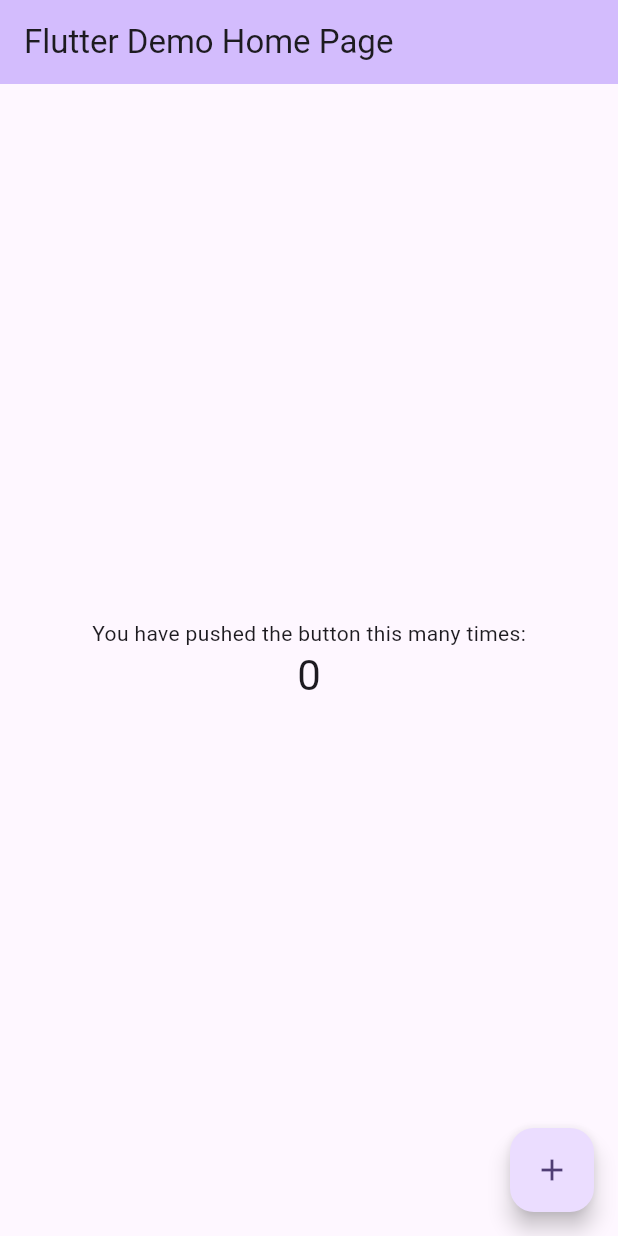
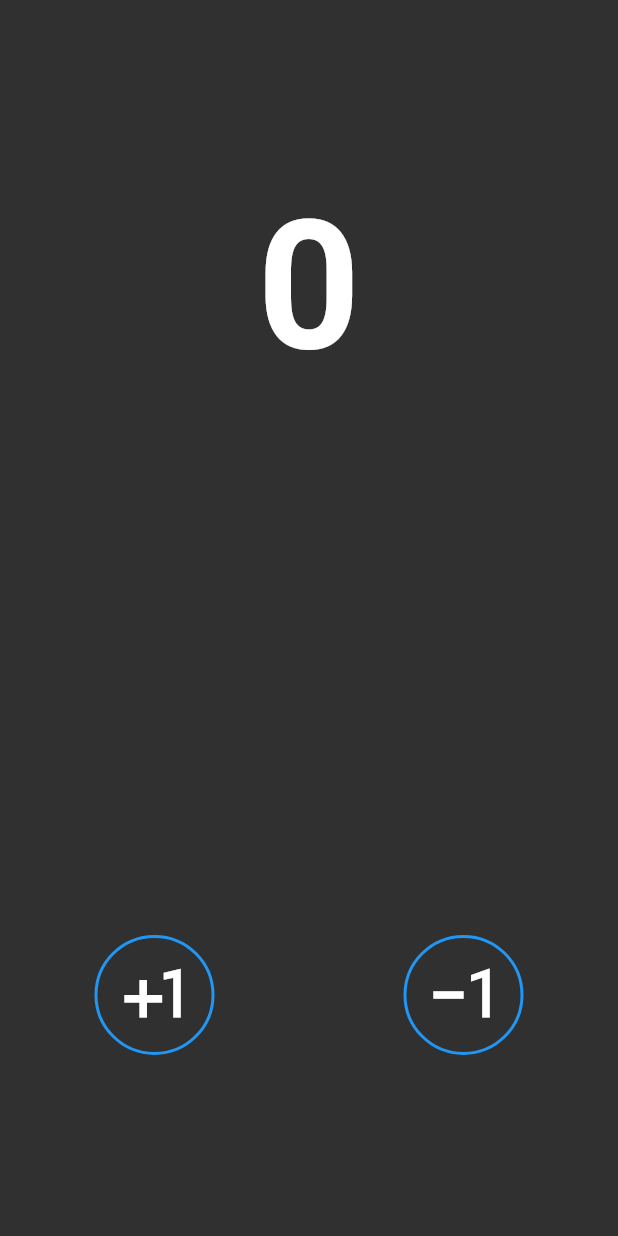
Before and after one commit to MinaVictor1/Features, a Flutter app: the screen it shows after launch, on a phone screen of 412 x 824 dp. Run offline on Flutter 3.47's test engine with Material 2 defaults, Android fonts, the phone set to English and light mode, and no system bars; our stand-ins replace bloc, flutter_bloc.

Commit message:
finished app

```diff
--- /dev/null
+++ b/counter_app/lib/View/Screens/homepage.dart
@@ -0,0 +1,13 @@
+import 'package:counter_app/View/Screens/homepagebody.dart';
+import 'package:flutter/material.dart';
+
+class HomePage extends StatelessWidget {
+  const HomePage({super.key});
+
+  @override
+  Widget build(BuildContext context) {
+    return const Scaffold(
+      body: SafeArea(child: HomePageBody()),
+    );
+  }
+}
--- /dev/null
+++ b/counter_app/lib/View/Screens/homepagebody.dart
@@ -0,0 +1,44 @@
+import 'package:counter_app/View/Widgets/customButton.dart';
+import 'package:counter_app/bloc/counter/counter_cubit.dart';
+import 'package:flutter/material.dart';
+import 'package:flutter_bloc/flutter_bloc.dart';
+
+class HomePageBody extends StatelessWidget {
+  const HomePageBody({super.key});
+
+  @override
+  Widget build(BuildContext context) {
+    final CounterCubit cubit = CounterCubit.get(context);
+    return Column(
+      mainAxisAlignment: MainAxisAlignment.spaceEvenly,
+      children: [
+        BlocBuilder<CounterCubit, CounterState>(
+          builder: (context, state) {
+            // Retrieve the cubit using context
+            return Text(
+              cubit.counter.toString(),
+              style:
+                  const TextStyle(fontSize: 120, fontWeight: FontWeight.bold),
+            );
+          },
+        ),
+        const SizedBox(
+          height: 120,
+        ),
+        Row(
+          mainAxisAlignment: MainAxisAlignment.spaceAround,
+          children: [
+            CustomButton(
+              iconData: Icons.plus_one,
+              onPressed: cubit.increase,
+            ),
+            CustomButton(
+              iconData: Icons.exposure_minus_1,
+              onPressed: cubit.decrease,
+            ),
+          ],
+        )
+      ],
+    );
+  }
+}
--- /dev/null
+++ b/counter_app/lib/View/Widgets/customButton.dart
@@ -0,0 +1,35 @@
+import 'package:flutter/material.dart';
+
+class CustomButton extends StatelessWidget {
+  final IconData iconData; // Icon parameter
+
+  const CustomButton({
+    Key? key,
+    required this.iconData,
+    required this.onPressed,
+  }) : super(key: key);
+
+  final void Function() onPressed;
+
+  @override
+  Widget build(BuildContext context) {
+    return Container(
+      width: 80,
+      height: 80,
+      decoration: BoxDecoration(
+        shape: BoxShape.circle,
+        border: Border.all(
+          color: Colors.blue,
+          width: 2,
+        ),
+      ),
+      child: IconButton(
+        onPressed: onPressed, // Call the onPressed function here
+        icon: Icon(
+          iconData,
+          size: 60,
+        ),
+      ),
+    );
+  }
+}
--- /dev/null
+++ b/counter_app/lib/bloc/counter/counter_cubit.dart
@@ -0,0 +1,22 @@
+import 'package:bloc/bloc.dart';
+import 'package:flutter_bloc/flutter_bloc.dart';
+import 'package:meta/meta.dart';
+
+part 'counter_state.dart';
+
+class CounterCubit extends Cubit<CounterState> {
+  CounterCubit() : super(CounterInitial());
+
+  int counter = 0;
+  static get(context) => BlocProvider.of<CounterCubit>(context);
+
+  void increase() {
+    counter += 1;
+    emit(CounterIncrease());
+  }
+
+  void decrease() {
+    counter -= 1;
+    emit(CounterDecrease());
+  }
+}
--- /dev/null
+++ b/counter_app/lib/bloc/counter/counter_state.dart
@@ -0,0 +1,10 @@
+part of 'counter_cubit.dart';
+
+@immutable
+sealed class CounterState {}
+
+final class CounterInitial extends CounterState {}
+
+final class CounterIncrease extends CounterState {}
+
+final class CounterDecrease extends CounterState {}
--- a/counter_app/lib/main.dart
+++ b/counter_app/lib/main.dart
@@ -1,125 +1,24 @@
+import 'package:counter_app/View/Screens/homepage.dart';
+import 'package:counter_app/bloc/counter/counter_cubit.dart';
 import 'package:flutter/material.dart';
+import 'package:flutter_bloc/flutter_bloc.dart';
 
 void main() {
-  runApp(const MyApp());
+  runApp(const CounterApp());
 }
 
-class MyApp extends StatelessWidget {
-  const MyApp({super.key});
+class CounterApp extends StatelessWidget {
+  const CounterApp({super.key});
 
-  // This widget is the root of your application.
   @override
   Widget build(BuildContext context) {
-    return MaterialApp(
-      title: 'Flutter Demo',
-      theme: ThemeData(
-        // This is the theme of your application.
-        //
-        // TRY THIS: Try running your application with "flutter run". You'll see
-        // the application has a blue toolbar. Then, without quitting the app,
-        // try changing the seedColor in the colorScheme below to Colors.green
-        // and then invoke "hot reload" (save your changes or press the "hot
-        // reload" button in a Flutter-supported IDE, or press "r" if you used
-        // the command line to start the app).
-        //
-        // Notice that the counter didn't reset back to zero; the application
-        // state is not lost during the reload. To reset the state, use hot
-        // restart instead.
-        //
-        // This works for code too, not just values: Most code changes can be
-        // tested with just a hot reload.
-        colorScheme: ColorScheme.fromSeed(seedColor: Colors.deepPurple),
-        useMaterial3: true,
+    return BlocProvider(
+      create: (context) => CounterCubit(),
+      child: MaterialApp(
+        debugShowCheckedModeBanner: false,
+        theme: ThemeData.dark(),
+        home: const HomePage(),
       ),
-      home: const MyHomePage(title: 'Flutter Demo Home Page'),
     );
   }
 }
-
-class MyHomePage extends StatefulWidget {
-  const MyHomePage({super.key, required this.title});
-
-  // This widget is the home page of your application. It is stateful, meaning
-  // that it has a State object (defined below) that contains fields that affect
-  // how it looks.
-
-  // This class is the configuration for the state. It holds the values (in this
-  // case the title) provided by the parent (in this case the App widget) and
-  // used by the build method of the State. Fields in a Widget subclass are
-  // always marked "final".
-
-  final String title;
-
-  @override
-  State<MyHomePage> createState() => _MyHomePageState();
-}
-
-class _MyHomePageState extends State<MyHomePage> {
-  int _counter = 0;
-
-  void _incrementCounter() {
-    setState(() {
-      // This call to setState tells the Flutter framework that something has
-      // changed in this State, which causes it to rerun the build method below
-      // so that the display can reflect the updated values. If we changed
-      // _counter without calling setState(), then the build method would not be
-      // called again, and so nothing would appear to happen.
-      _counter++;
-    });
-  }
-
-  @override
-  Widget build(BuildContext context) {
-    // This method is rerun every time setState is called, for instance as done
-    // by the _incrementCounter method above.
-    //
-    // The Flutter framework has been optimized to make rerunning build methods
-    // fast, so that you can just rebuild anything that needs updating rather
-    // than having to individually change instances of widgets.
-    return Scaffold(
-      appBar: AppBar(
-        // TRY THIS: Try changing the color here to a specific color (to
-        // Colors.amber, perhaps?) and trigger a hot reload to see the AppBar
-        // change color while the other colors stay the same.
-        backgroundColor: Theme.of(context).colorScheme.inversePrimary,
-        // Here we take the value from the MyHomePage object that was created by
-        // the App.build method, and use it to set our appbar title.
-        title: Text(widget.title),
-      ),
-      body: Center(
-        // Center is a layout widget. It takes a single child and positions it
-        // in the middle of the parent.
-        child: Column(
-          // Column is also a layout widget. It takes a list of children and
-          // arranges them vertically. By default, it sizes itself to fit its
-          // children horizontally, and tries to be as tall as its parent.
-          //
-          // Column has various properties to control how it sizes itself and
-          // how it positions its children. Here we use mainAxisAlignment to
-          // center the children vertically; the main axis here is the vertical
-          // axis because Columns are vertical (the cross axis would be
-          // horizontal).
-          //
-          // TRY THIS: Invoke "debug painting" (choose the "Toggle Debug Paint"
-          // action in the IDE, or press "p" in the console), to see the
-          // wireframe for each widget.
-          mainAxisAlignment: MainAxisAlignment.center,
-          children: <Widget>[
-            const Text(
-              'You have pushed the button this many times:',
-            ),
-            Text(
-              '$_counter',
-              style: Theme.of(context).textTheme.headlineMedium,
-            ),
-          ],
-        ),
-      ),
-      floatingActionButton: FloatingActionButton(
-        onPressed: _incrementCounter,
-        tooltip: 'Increment',
-        child: const Icon(Icons.add),
-      ), // This trailing comma makes auto-formatting nicer for build methods.
-    );
-  }
-}
```
Also changed, not shown: counter_app/pubspec.yaml (+4 -17 lines), counter_app/pubspec.lock.
